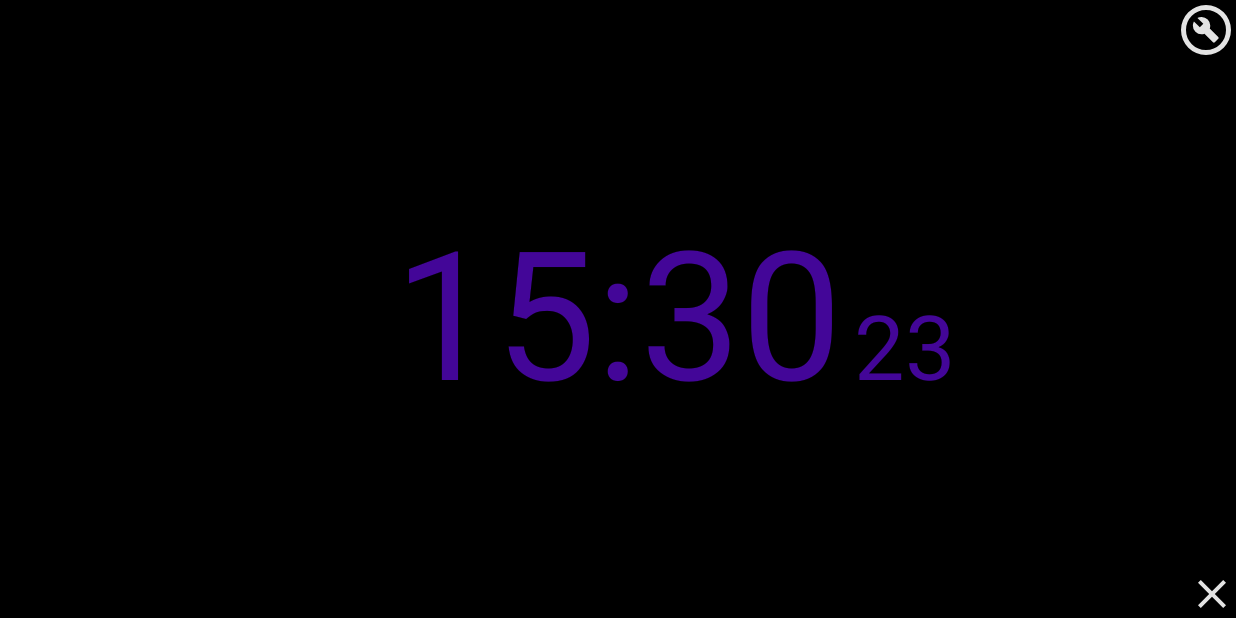
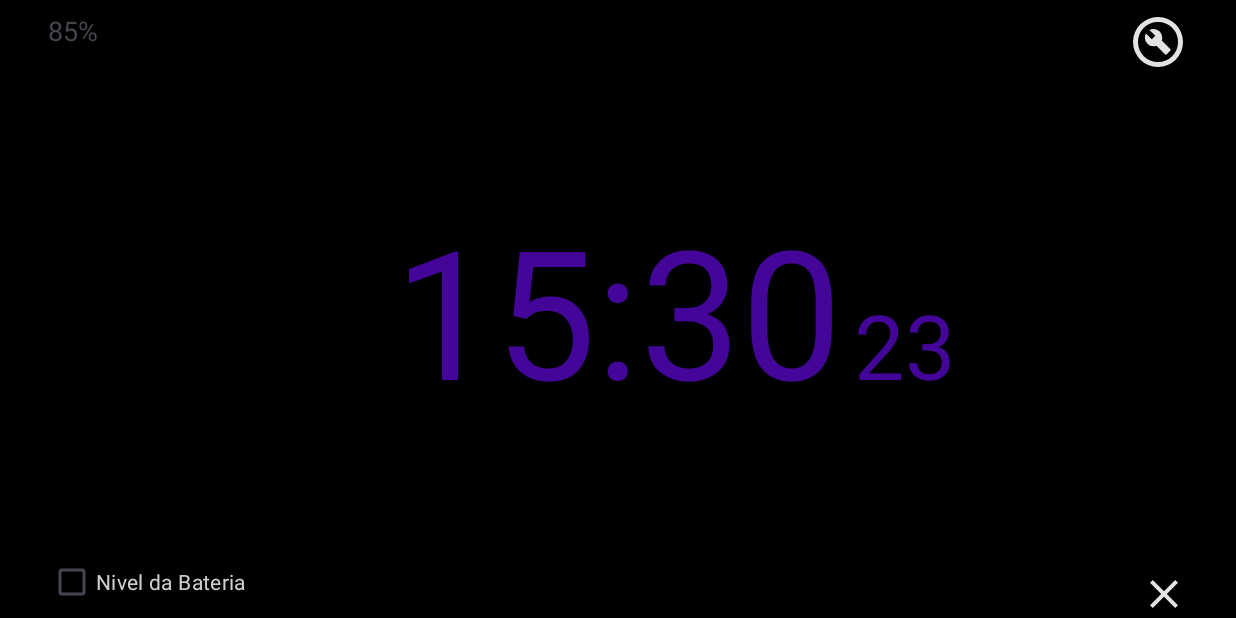
Before and after one commit to jessemp3/Desenvolvimento-nativo-java, an Android app: the screen it shows after launch (MainActivity), on a phone screen of 824 x 412 dp (held sideways). Run offline under Robolectric (Android 15) with nearby library versions, the phone set to English and light mode, and no system bars.

Commit message:
feat: add battery level display and settings descriptions in main activity

```diff
--- a/bedsideClock/app/build.gradle.kts
+++ b/bedsideClock/app/build.gradle.kts
@@ -29,6 +29,9 @@ android {
         sourceCompatibility = JavaVersion.VERSION_21
         targetCompatibility = JavaVersion.VERSION_21
     }
+    buildFeatures {
+        viewBinding = true
+    }
 }
 
 dependencies {
--- a/bedsideClock/app/src/main/java/com/nativo/bedsideclock/MainActivity.java
+++ b/bedsideClock/app/src/main/java/com/nativo/bedsideclock/MainActivity.java
@@ -1,6 +1,13 @@
 package com.nativo.bedsideclock;
 
+import android.content.BroadcastReceiver;
+import android.content.Context;
+import android.content.Intent;
+import android.content.IntentFilter;
+import android.os.BatteryManager;
 import android.os.Bundle;
+import android.view.Window;
+import android.view.WindowManager;
 
 import androidx.activity.EdgeToEdge;
 import androidx.appcompat.app.AppCompatActivity;
@@ -8,17 +15,41 @@ import androidx.core.graphics.Insets;
 import androidx.core.view.ViewCompat;
 import androidx.core.view.WindowInsetsCompat;
 
+import com.nativo.bedsideclock.databinding.ActivityMainBinding;
+
+// 1 - bateria
+
 public class MainActivity extends AppCompatActivity {
+
+    private ActivityMainBinding binding;
+
+    private final BroadcastReceiver batteryReceiver = new BroadcastReceiver() {
+        @Override
+        public void onReceive(Context context, Intent intent) {
+            int level = intent.getIntExtra(BatteryManager.EXTRA_LEVEL, 0);
+            binding.textViewBattery.setText(level + "%");
+        }
+    };
 
     @Override
     protected void onCreate(Bundle savedInstanceState) {
         super.onCreate(savedInstanceState);
         EdgeToEdge.enable(this);
-        setContentView(R.layout.activity_main);
+
+        binding = ActivityMainBinding.inflate(getLayoutInflater());
+        setContentView(binding.getRoot());
+
         ViewCompat.setOnApplyWindowInsetsListener(findViewById(R.id.main), (v, insets) -> {
             Insets systemBars = insets.getInsets(WindowInsetsCompat.Type.systemBars());
             v.setPadding(systemBars.left, systemBars.top, systemBars.right, systemBars.bottom);
             return insets;
         });
+        registerReceiver(batteryReceiver, new IntentFilter(Intent.ACTION_BATTERY_CHANGED));
+
+        getWindow().addFlags(WindowManager.LayoutParams.FLAG_KEEP_SCREEN_ON); // flag de manter a tela ligada
+        getWindow().addFlags(WindowManager.LayoutParams.FLAG_FULLSCREEN); // essa flag toma a tela inteira e some com a barra de status
+
     }
+    //broadcast
+
 }
--- a/bedsideClock/app/src/main/res/layout/activity_main.xml
+++ b/bedsideClock/app/src/main/res/layout/activity_main.xml
@@ -35,21 +35,49 @@
         android:id="@+id/imageView_settings"
         android:layout_width="40dp"
         android:layout_height="40dp"
-        android:contentDescription="Settings Icon"
+        android:contentDescription="@string/desc_settings"
         android:src="@drawable/ic_build"
         android:layout_alignParentEnd="true"
         android:layout_alignParentTop="true"
+        android:layout_marginEnd="32dp"
+        android:layout_marginTop="8dp"
+
         />
 
     <ImageView
     android:id="@+id/imageView_close"
     android:layout_width="32dp"
     android:layout_height="32dp"
-    android:contentDescription="Settings Icon"
+    android:contentDescription="@string/desc_close_settings"
     android:src="@drawable/ic_close"
     android:layout_alignParentEnd="true"
     android:layout_alignParentBottom="true"
-    />
+    android:layout_marginEnd="32dp"
+        />
+
+    <TextView
+        android:id="@+id/textView_battery"
+        android:layout_width="wrap_content"
+        android:layout_height="wrap_content"
+        android:layout_alignParentTop="true"
+        android:layout_alignParentStart="true"
+        android:text="85%"
+        android:color="@color/gray"
+        android:textSize="18sp"
+        android:layout_marginStart="32dp"
+        android:layout_marginTop="8dp"
+        />
+
+    <CheckBox
+        android:id="@+id/checkBox_battery"
+        android:layout_width="wrap_content"
+        android:layout_height="wrap_content"
+        android:text="@string/label_battery_level"
+        android:layout_alignParentBottom="true"
+        android:layout_alignParentStart="true"
+        android:textColor="@color/gray"
+        android:layout_marginStart="32dp"
+        />
 
 
 </RelativeLayout>
--- a/bedsideClock/app/src/main/res/values/strings.xml
+++ b/bedsideClock/app/src/main/res/values/strings.xml
@@ -1,3 +1,8 @@
 <resources>
     <string name="app_name">bedsideClock</string>
+
+    <string name="label_battery_level">Nivel da Bateria</string>
+
+    <string name="desc_settings">Configurações</string>
+    <string name="desc_close_settings">fechar configurações</string>
 </resources>
```
